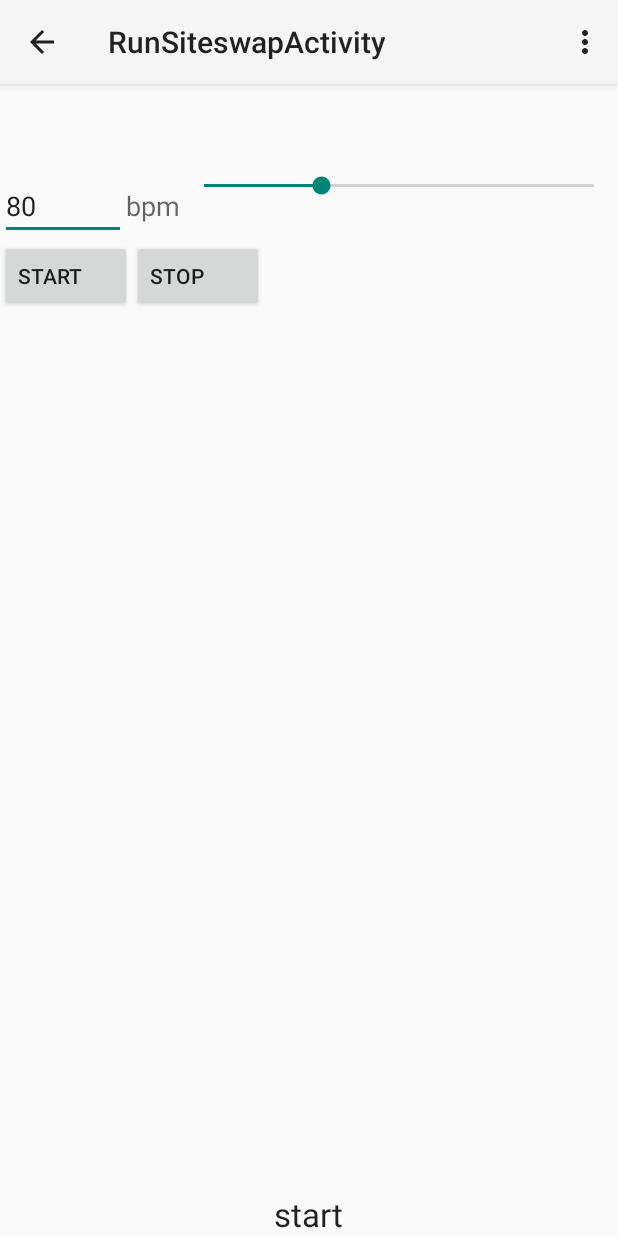
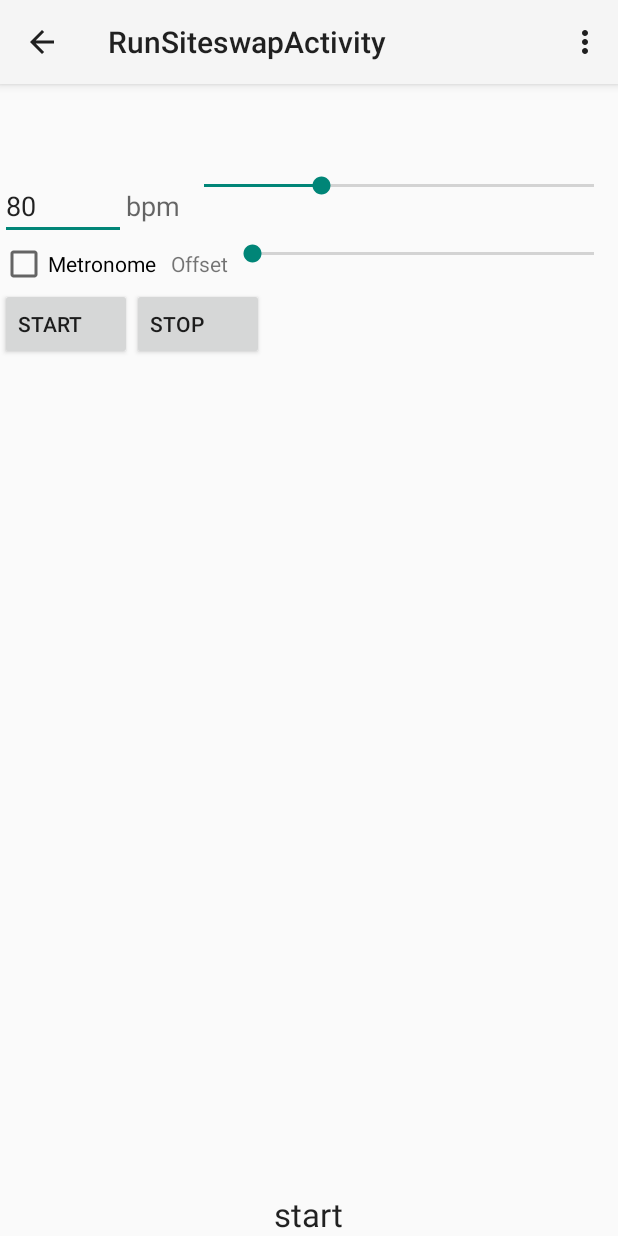
Before and after one commit to ckaestne/PassingSync, an Android app: the RunSiteswapMasterActivity screen opened directly, with no data from a screen before it, on a phone screen of 412 x 824 dp. Run offline under Robolectric (Android 15) with nearby library versions, the phone set to English and light mode, and no system bars; pictures from the network do not load; 7 statements that could not run were skipped.

Commit message:
Add beep toggle and offset settings

```diff
--- a/Application/src/main/res/layout/activity_run_siteswap.xml
+++ b/Application/src/main/res/layout/activity_run_siteswap.xml
@@ -47,6 +47,31 @@
     <LinearLayout
         android:orientation="horizontal"
         android:layout_width="match_parent"
+        android:layout_height="wrap_content">
+
+        <CheckBox
+            android:layout_width="wrap_content"
+            android:layout_height="wrap_content"
+            android:text="Metronome"
+            android:id="@+id/enableMetronomeCheckBox" />
+
+        <TextView
+            android:layout_width="wrap_content"
+            android:layout_height="wrap_content"
+            android:text="Offset"
+            android:id="@+id/metronomeOffsetSliderText"
+            android:paddingLeft="10dp" />
+
+        <SeekBar
+            android:layout_width="wrap_content"
+            android:layout_height="wrap_content"
+            android:id="@+id/metronomeOffsetSeekBar"
+            android:layout_weight="1" />
+    </LinearLayout>
+
+    <LinearLayout
+        android:orientation="horizontal"
+        android:layout_width="match_parent"
         android:layout_height="wrap_content"
         android:layout_gravity="center_horizontal">
 
```
